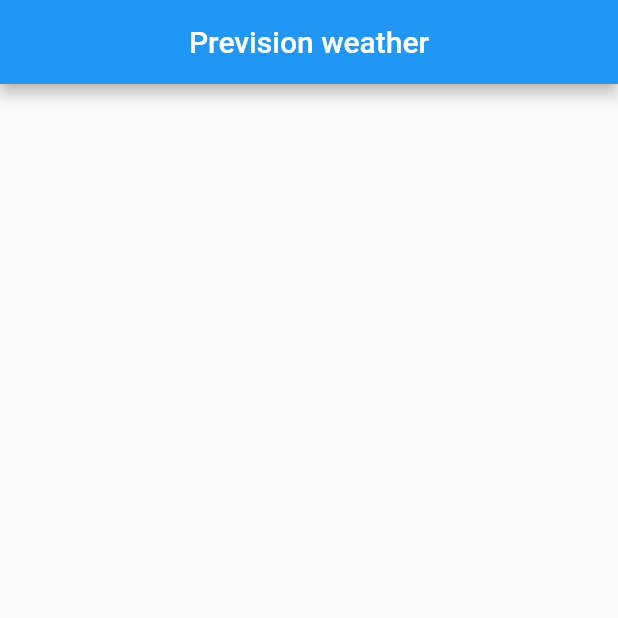
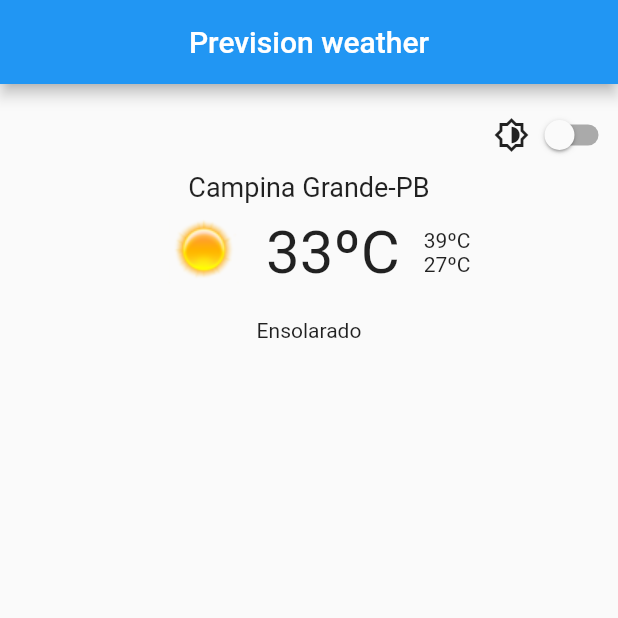
Before and after one commit to AdrianCoelhoXD/Weather_Prediction_Flutter, a Flutter app: the screen it shows after launch, on a phone screen of 412 x 824 dp, the top half of it. Run offline on Flutter 3.47's test engine with Material 2 defaults, Android fonts, the phone set to English and light mode, and no system bars.

Commit message:
Criação do resumo

```diff
--- a/lib/widgets/home.dart
+++ b/lib/widgets/home.dart
@@ -1,4 +1,5 @@
 import 'package:flutter/material.dart';
+import 'package:weathe_application/widgets/resumo.dart';
 
 class home extends StatefulWidget {
   const home({super.key});
@@ -11,6 +12,23 @@ class _homeState extends State<home> {
   @override
   Widget build(BuildContext context) {
     return Scaffold(
-        appBar: AppBar(title: Text("Prevision weather"), centerTitle: true));
+      appBar: AppBar(
+        title: Text("Prevision weather"),
+        centerTitle: true,
+      ),
+      body: Center(
+          child: Column(
+        children: [
+          Resumo(
+            cidade: 'Campina Grande-PB',
+            temperaturaAtual: 33,
+            temperaturaMaxima: 39,
+            temperaturaMinima: 27,
+            descricao: 'Ensolarado',
+            numeroIcone: 1,
+          ),
+        ],
+      )),
+    );
   }
 }
--- /dev/null
+++ b/lib/widgets/resumo.dart
@@ -0,0 +1,72 @@
+import 'package:flutter/material.dart';
+
+class Resumo extends StatelessWidget {
+  final String cidade;
+  final String descricao;
+  final double temperaturaAtual;
+  final double temperaturaMaxima;
+  final double temperaturaMinima;
+  final int numeroIcone;
+
+  const Resumo({
+    Key? key,
+    required this.cidade,
+    required this.descricao,
+    required this.temperaturaAtual,
+    required this.temperaturaMaxima,
+    required this.temperaturaMinima,
+    required this.numeroIcone,
+  }) : super(key: key);
+
+  @override
+  Widget build(BuildContext context) {
+    return Column(
+      children: [
+        Padding(padding: EdgeInsets.all(5)),
+        IntrinsicHeight(
+          child: Row(
+            mainAxisAlignment: MainAxisAlignment.end,
+            children: [
+              Icon(Icons.brightness_6_outlined),
+              Switch(
+                value: false,
+                onChanged: (value) {}, // Correção aqui
+              ),
+            ],
+          ),
+        ),
+        Text(
+          cidade,
+          style: TextStyle(fontSize: 18),
+        ),
+        Padding(padding: EdgeInsets.all(5)),
+        Row(
+          mainAxisAlignment: MainAxisAlignment.center,
+          children: [
+            Image(
+              image: AssetImage('images/$numeroIcone.png'),
+            ),
+            Padding(padding: EdgeInsets.all(2)),
+            Text(
+              '${temperaturaAtual.toStringAsFixed(0)}ºC',
+              style: TextStyle(fontSize: 40),
+            ),
+            VerticalDivider(
+              color: Colors.black,
+              thickness: 1,
+            ),
+            Column(
+              mainAxisAlignment: MainAxisAlignment.center,
+              children: [
+                Text('${temperaturaMaxima.toStringAsFixed(0)}ºC'),
+                Text('${temperaturaMinima.toStringAsFixed(0)}ºC')
+              ],
+            )
+          ],
+        ),
+        Padding(padding: EdgeInsets.all(10)),
+        Text(descricao),
+      ],
+    );
+  }
+}
```
